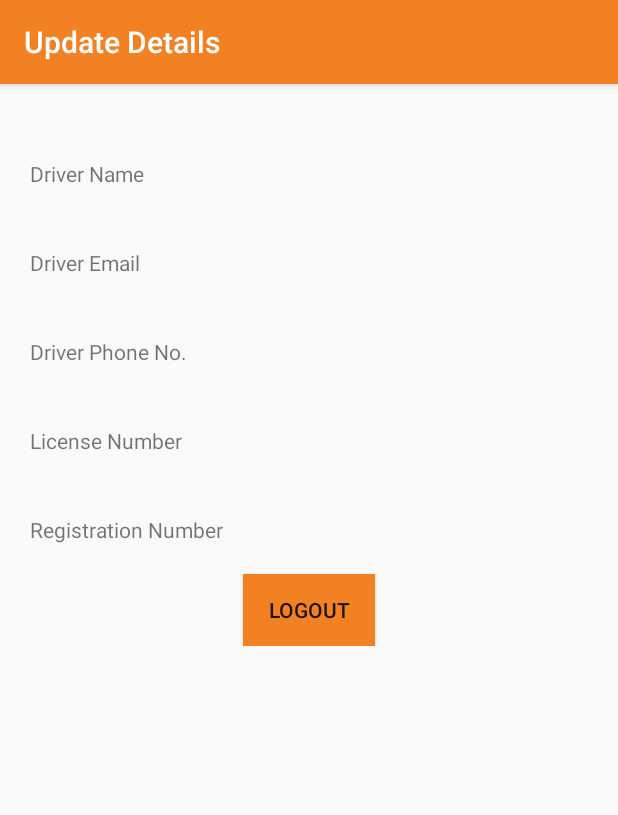
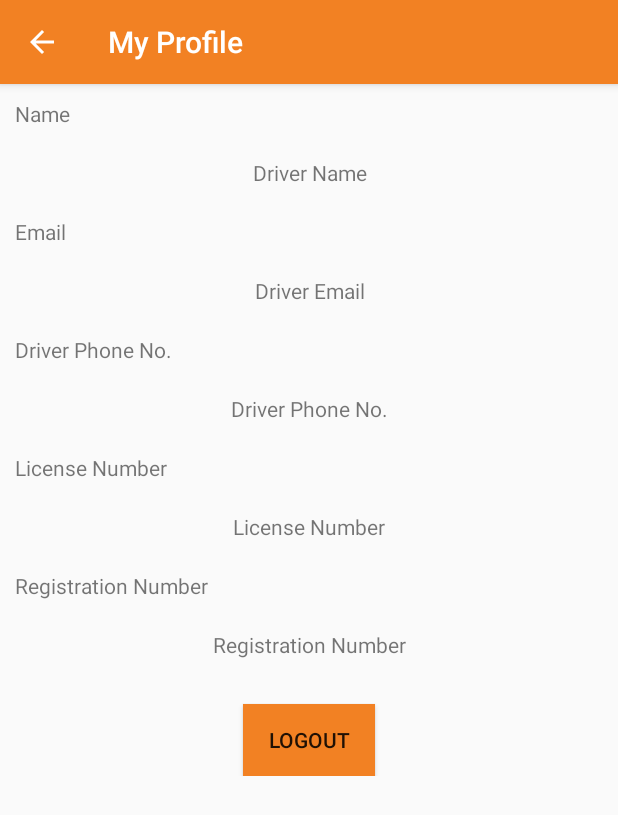
Before and after one commit to RickshawWala/RickshawWalaD2, an Android app: the ProfileActivity screen opened directly, with no data from a screen before it, on a phone screen of 412 x 824 dp. Shown: the top 815 px of the screen. Run offline under Robolectric (Android 15) with nearby library versions, the phone set to English and light mode, and no system bars; our stand-ins replace Timber; 1 statement that could not run was skipped.

Commit message:
UI changes in ProfileActivity.

```diff
--- a/app/src/main/AndroidManifest.xml
+++ b/app/src/main/AndroidManifest.xml
@@ -41,6 +41,9 @@
 
         <activity android:name=".ProfileActivity"
             android:label="@string/title_activity_profile">
+            <meta-data
+                android:name="android.support.PARENT_ACTIVITY"
+                android:value="com.aliv3.RickshawWalaDriver.RideActivity" />
         </activity>
 
     </application>
--- a/app/src/main/java/com/aliv3/RickshawWalaDriver/ProfileActivity.java
+++ b/app/src/main/java/com/aliv3/RickshawWalaDriver/ProfileActivity.java
@@ -31,6 +31,9 @@ public class ProfileActivity extends AppCompatActivity implements View.OnClickLi
     protected void onCreate(Bundle savedInstanceState) {
         super.onCreate(savedInstanceState);
         setContentView(R.layout.activity_profile);
+
+        getSupportActionBar().setHomeButtonEnabled(true);
+        getSupportActionBar().setDisplayHomeAsUpEnabled(true);
 
         Name = (TextView) findViewById(R.id.name);
         Email = (TextView) findViewById(R.id.email);
--- a/app/src/main/res/layout/activity_profile.xml
+++ b/app/src/main/res/layout/activity_profile.xml
@@ -15,8 +15,16 @@
         android:layout_height="match_parent"
         android:layout_centerHorizontal="true"
         android:layout_centerVertical="true"
-        android:layout_marginTop="30dp"
         android:orientation="vertical">
+        <TextView
+            android:id="@+id/namePrompt"
+            android:layout_width="match_parent"
+            android:layout_height="wrap_content"
+            android:layout_alignParentTop="true"
+            android:layout_centerHorizontal="true"
+            android:layout_marginTop="40dp"
+            android:text="Name"
+            android:layout_margin="10dp"/>
         <TextView
             android:id="@+id/name"
             android:layout_width="match_parent"
@@ -25,46 +33,88 @@
             android:layout_centerHorizontal="true"
             android:layout_marginTop="62dp"
             android:text="Driver Name"
-            android:layout_margin="20dp"/>
-
+            android:gravity="center"
+            android:layout_margin="10dp"
+            android:layout_below="@+id/namePrompt"/>
+        <TextView
+            android:id="@+id/emailPrompt"
+            android:layout_width="match_parent"
+            android:layout_height="wrap_content"
+            android:layout_alignParentLeft="true"
+            android:layout_alignParentStart="true"
+            android:layout_below="@+id/name"
+            android:text="Email"
+            android:layout_margin="10dp"/>
         <TextView
             android:id="@+id/email"
             android:layout_width="match_parent"
             android:layout_height="wrap_content"
             android:layout_alignParentLeft="true"
             android:layout_alignParentStart="true"
-            android:layout_below="@+id/name"
+            android:layout_below="@+id/emailPrompt"
             android:text="Driver Email"
-            android:layout_margin="20dp"/>
+            android:gravity="center"
+            android:layout_margin="10dp"/>
 
         <TextView
-            android:id="@+id/mobileNumber"
+            android:id="@+id/mobileNumberPrompt"
             android:layout_width="match_parent"
             android:layout_height="wrap_content"
             android:text="Driver Phone No."
             android:layout_above="@+id/email"
             android:layout_alignParentLeft="true"
             android:layout_alignParentStart="true"
-            android:layout_margin="20dp"/>
+            android:layout_margin="10dp"/>
+        <TextView
+            android:id="@+id/mobileNumber"
+            android:layout_width="match_parent"
+            android:layout_height="wrap_content"
+            android:text="Driver Phone No."
+            android:gravity="center"
+            android:layout_above="@+id/mobileNumberPrompt"
+            android:layout_alignParentLeft="true"
+            android:layout_alignParentStart="true"
+            android:layout_margin="10dp"/>
 
         <TextView
-            android:id="@+id/licenseNumber"
+            android:id="@+id/licenseNumberPrompt"
             android:layout_width="match_parent"
             android:layout_height="wrap_content"
             android:text="License Number"
             android:layout_below="@+id/mobileNumber"
             android:layout_alignParentLeft="true"
             android:layout_alignParentStart="true"
-            android:layout_margin="20dp"/>
+            android:layout_margin="10dp"/>
         <TextView
-            android:id="@+id/registrationNumber"
+            android:id="@+id/licenseNumber"
+            android:layout_width="match_parent"
+            android:layout_height="wrap_content"
+            android:text="License Number"
+            android:gravity="center"
+            android:layout_below="@+id/mobileNumber"
+            android:layout_alignParentLeft="true"
+            android:layout_alignParentStart="true"
+            android:layout_margin="10dp"/>
+
+        <TextView
+            android:id="@+id/registrationNumberPrompt"
             android:layout_width="match_parent"
             android:layout_height="wrap_content"
             android:text="Registration Number"
             android:layout_below="@+id/licenseNumber"
             android:layout_alignParentLeft="true"
             android:layout_alignParentStart="true"
-            android:layout_margin="20dp"/>
+            android:layout_margin="10dp"/>
+        <TextView
+            android:id="@+id/registrationNumber"
+            android:layout_width="match_parent"
+            android:layout_height="wrap_content"
+            android:text="Registration Number"
+            android:gravity="center"
+            android:layout_below="@+id/registrationNumberPrompt"
+            android:layout_alignParentLeft="true"
+            android:layout_alignParentStart="true"
+            android:layout_margin="10dp"/>
 
         <Button
             android:id="@+id/buttonlogout"
@@ -74,7 +124,8 @@
             android:layout_centerHorizontal="true"
             android:layout_gravity="center"
             android:background="@color/colorPrimary"
-            android:text="Logout" />
+            android:text="Logout"
+            android:layout_marginTop="20dp"/>
     </LinearLayout>
 
     </ScrollView>
--- a/app/src/main/res/values/strings.xml
+++ b/app/src/main/res/values/strings.xml
@@ -1,10 +1,9 @@
 <resources>
     <string name="app_name">RickshawWala Driver</string>
-    <string name="title_activity_ride">RickshaWala</string>
+    <string name="title_activity_ride">RickshaWala Driver</string>
     <string name="title_activity_login">Login</string>
     <string name="title_activity_register">Register</string>
-    <string name="title_activity_profile">Update Details</string>
-    <string name="title_activity_confirm">Confirm Booking</string>
+    <string name="title_activity_profile">My Profile</string>
     <string name="action_more">More</string>
     <string name="action_next">Next</string>
     <string name="title_menu_more">Pending</string>
```
Also changed, not shown: app/src/main/java/com/aliv3/RickshawWalaDriver/LoginActivity.java (+6 -5 lines), app/src/main/res/layout/activity_login.xml (+25 -19 lines).
